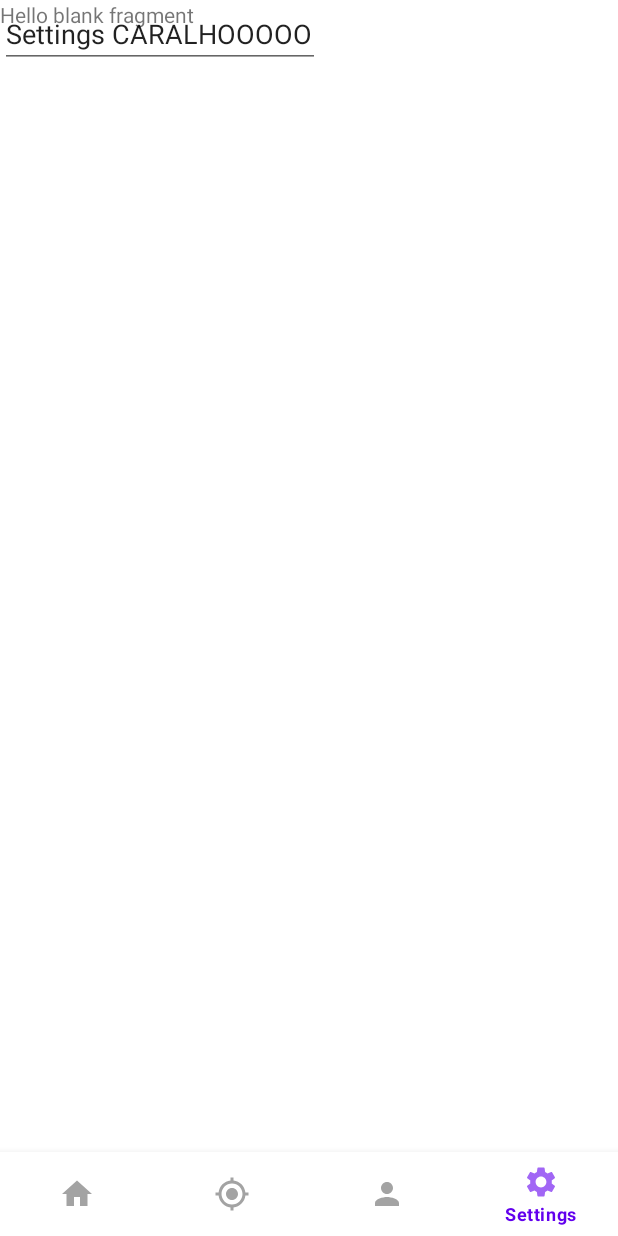
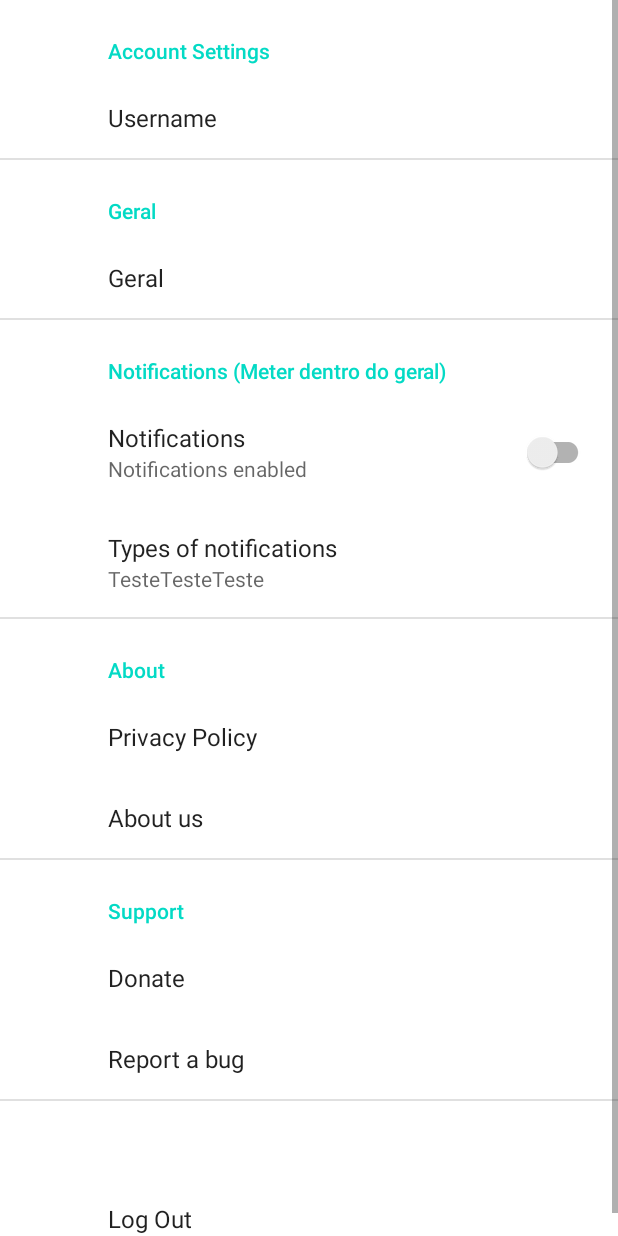
Before and after one commit to PVarela11/APP_Oficina, an Android app: the screen it shows after launch (MainActivity before the commit, PreferencesActivity after it), item 4 of the bottom bar chosen, on a phone screen of 412 x 824 dp. Run offline under Robolectric (Android 15) with nearby library versions, the phone set to English and light mode, and no system bars; our stand-ins replace androidx.preference.

Commit message:
Atividade e fragmentos para as definições da aplicação adicionados

```diff
--- a/app/src/main/AndroidManifest.xml
+++ b/app/src/main/AndroidManifest.xml
@@ -9,6 +9,10 @@
         android:roundIcon="@mipmap/ic_launcher_round"
         android:supportsRtl="true"
         android:theme="@style/Theme.SafeCar">
+        <activity
+            android:name=".PreferencesActivity"
+            android:label="@string/title_activity_settings"
+            android:theme="@style/Theme.SafeCar.NoActionBar" />
         <activity android:name=".MainActivity">
             <intent-filter>
                 <action android:name="android.intent.action.MAIN" />
--- a/app/src/main/java/com/example/safecar/MainActivity.kt
+++ b/app/src/main/java/com/example/safecar/MainActivity.kt
@@ -1,5 +1,6 @@
 package com.example.safecar
 
+import android.content.Intent
 import androidx.appcompat.app.AppCompatActivity
 import android.os.Bundle
 import androidx.fragment.app.FragmentTransaction
@@ -10,7 +11,7 @@ class MainActivity : AppCompatActivity() {
     lateinit var homeFragment: HomeFragment
     lateinit var gpsFragment: GPSFragment
     lateinit var userFragment: UserFragment
-    lateinit var settingsFragment: SettingsFragment
+
 
     override fun onCreate(savedInstanceState: Bundle?) {
         super.onCreate(savedInstanceState)
@@ -53,17 +54,23 @@ class MainActivity : AppCompatActivity() {
                 }
 
                 R.id.settings -> {
+                    goToSettingsActivity()
+                    //settingsFragment = SettingsFragment()
+                    //supportFragmentManager
+                      //      .beginTransaction()
+                       //     .replace(R.id.frame_layout, settingsFragment)
+                        //    .setTransition(FragmentTransaction.TRANSIT_FRAGMENT_OPEN)
+                         //   .commit()
 
-                    settingsFragment = SettingsFragment()
-                    supportFragmentManager
-                            .beginTransaction()
-                            .replace(R.id.frame_layout, settingsFragment)
-                            .setTransition(FragmentTransaction.TRANSIT_FRAGMENT_OPEN)
-                            .commit()
                 }
             }
 
             true
         }
     }
+
+    private fun goToSettingsActivity(){
+        val intent = Intent(this, PreferencesActivity::class.java)
+        startActivity(intent)
+    }
 }
--- /dev/null
+++ b/app/src/main/java/com/example/safecar/PreferencesActivity.kt
@@ -0,0 +1,44 @@
+package com.example.safecar
+
+import androidx.appcompat.app.AppCompatActivity
+import android.os.Bundle
+import androidx.preference.Preference
+import androidx.preference.PreferenceFragmentCompat
+
+class PreferencesActivity : AppCompatActivity(),
+        PreferenceFragmentCompat.OnPreferenceStartFragmentCallback {
+    override fun onCreate(savedInstanceState: Bundle?) {
+        setUpToolbar()
+        super.onCreate(savedInstanceState)
+        setContentView(R.layout.activity_preferences)
+        supportFragmentManager
+                .beginTransaction()
+                .replace(R.id.frame_layout, PreferencesFragment_1())
+                .commit()
+    }
+
+
+
+    override fun onPreferenceStartFragment(caller: PreferenceFragmentCompat, pref: Preference): Boolean {
+        //https://developer.android.com/guide/topics/ui/settings/organize-your-settings#kotlin
+        //Initiate Fragment / Handle transitions / Animations between fragments
+        val args = pref.extras
+        val fragment = supportFragmentManager.fragmentFactory.instantiate(
+                classLoader,
+                pref.fragment)
+        fragment.arguments = args
+        fragment.setTargetFragment(caller, 0)
+        //Replace the existing fragment with the new one
+        supportFragmentManager.beginTransaction()
+                .replace(R.id.frame_layout, fragment)
+                .addToBackStack(null)
+                .commit()
+        return true
+    }
+
+    private fun setUpToolbar() {
+        supportActionBar?.setTitle(R.string.settings)
+        supportActionBar?.setDisplayHomeAsUpEnabled(true)
+        supportActionBar?.setDisplayShowHomeEnabled(true)
+    }
+}
--- /dev/null
+++ b/app/src/main/java/com/example/safecar/PreferencesFragment_1.kt
@@ -0,0 +1,15 @@
+package com.example.safecar
+
+import android.os.Bundle
+import androidx.preference.Preference
+import androidx.preference.PreferenceFragmentCompat
+
+class PreferencesFragment_1 : PreferenceFragmentCompat() {
+
+
+    override fun onCreatePreferences(savedInstanceState: Bundle?, rootKey: String?) {
+        setPreferencesFromResource(R.xml.preferences, rootKey)
+        //val pref = findPreference<"account">()
+    }
+
+}
--- a/app/src/main/java/com/example/safecar/SettingsFragment.kt
+++ /dev/null
@@ -1,59 +0,0 @@
-package com.example.safecar
-
-import android.os.Bundle
-import androidx.fragment.app.Fragment
-import android.view.LayoutInflater
-import android.view.View
-import android.view.ViewGroup
-
-// TODO: Rename parameter arguments, choose names that match
-// the fragment initialization parameters, e.g. ARG_ITEM_NUMBER
-private const val ARG_PARAM1 = "param1"
-private const val ARG_PARAM2 = "param2"
-
-/**
- * A simple [Fragment] subclass.
- * Use the [SettingsFragment.newInstance] factory method to
- * create an instance of this fragment.
- */
-class SettingsFragment : Fragment() {
-    // TODO: Rename and change types of parameters
-    private var param1: String? = null
-    private var param2: String? = null
-
-    override fun onCreate(savedInstanceState: Bundle?) {
-        super.onCreate(savedInstanceState)
-        arguments?.let {
-            param1 = it.getString(ARG_PARAM1)
-            param2 = it.getString(ARG_PARAM2)
-        }
-    }
-
-    override fun onCreateView(
-        inflater: LayoutInflater, container: ViewGroup?,
-        savedInstanceState: Bundle?
-    ): View? {
-        // Inflate the layout for this fragment
-        return inflater.inflate(R.layout.fragment_settings, container, false)
-    }
-
-    companion object {
-        /**
-         * Use this factory method to create a new instance of
-         * this fragment using the provided parameters.
-         *
-         * @param param1 Parameter 1.
-         * @param param2 Parameter 2.
-         * @return A new instance of fragment SettingsFragment.
-         */
-        // TODO: Rename and change types and number of parameters
-        @JvmStatic
-        fun newInstance(param1: String, param2: String) =
-            SettingsFragment().apply {
-                arguments = Bundle().apply {
-                    putString(ARG_PARAM1, param1)
-                    putString(ARG_PARAM2, param2)
-                }
-            }
-    }
-}
--- /dev/null
+++ b/app/src/main/res/layout/activity_preferences.xml
@@ -0,0 +1,18 @@
+<?xml version="1.0" encoding="utf-8"?>
+<androidx.constraintlayout.widget.ConstraintLayout xmlns:android="http://schemas.android.com/apk/res/android"
+    xmlns:app="http://schemas.android.com/apk/res-auto"
+    xmlns:tools="http://schemas.android.com/tools"
+    android:layout_width="match_parent"
+    android:layout_height="match_parent"
+    tools:context=".PreferencesActivity">
+
+    <FrameLayout
+        android:id="@+id/frame_layout"
+        android:layout_width="match_parent"
+        android:layout_height="match_parent"
+        app:layout_constraintBottom_toBottomOf="parent"
+        app:layout_constraintEnd_toEndOf="parent"
+        app:layout_constraintStart_toStartOf="parent"
+        app:layout_constraintTop_toTopOf="parent" />
+
+</androidx.constraintlayout.widget.ConstraintLayout>
--- a/app/src/main/res/layout/fragment_settings.xml
+++ b/app/src/main/res/layout/fragment_preferences_2.xml
@@ -3,7 +3,7 @@
     xmlns:tools="http://schemas.android.com/tools"
     android:layout_width="match_parent"
     android:layout_height="match_parent"
-    tools:context=".SettingsFragment">
+    tools:context=".PreferencesFragment_2">
 
     <!-- TODO: Update blank fragment layout -->
     <TextView
@@ -11,12 +11,4 @@
         android:layout_height="match_parent"
         android:text="@string/hello_blank_fragment" />
 
-    <EditText
-        android:id="@+id/editTextTextPersonName"
-        android:layout_width="wrap_content"
-        android:layout_height="wrap_content"
-        android:ems="10"
-        android:inputType="textPersonName"
-        android:text="@string/settings_caralhooooo" />
-
 </FrameLayout>
--- a/app/src/main/res/values-night/themes.xml
+++ b/app/src/main/res/values-night/themes.xml
@@ -1,6 +1,6 @@
 <resources xmlns:tools="http://schemas.android.com/tools">
     <!-- Base application theme. -->
-    <style name="Theme.SafeCar" parent="Theme.MaterialComponents.DayNight.NoActionBar">
+    <style name="Theme.SafeCar" parent="Theme.MaterialComponents.DayNight.DarkActionBar">
         <!-- Primary brand color. -->
         <item name="colorPrimary">@color/purple_200</item>
         <item name="colorPrimaryVariant">@color/purple_700</item>
--- /dev/null
+++ b/app/src/main/res/values/arrays.xml
@@ -0,0 +1,24 @@
+<?xml version="1.0" encoding="utf-8"?>
+<resources>
+    <string-array name="entries">
+        <item>Normal</item>
+        <item>Suave</item>
+        <item>Forte</item>
+    </string-array>
+
+    <string-array name="values">
+        <item>"1"</item>
+        <item>"2"</item>
+        <item>"3"</item>
+    </string-array>
+    <!-- Reply Preference -->
+    <string-array name="reply_entries">
+        <item>Reply</item>
+        <item>Reply to all</item>
+    </string-array>
+
+    <string-array name="reply_values">
+        <item>reply</item>
+        <item>reply_all</item>
+    </string-array>
+</resources>
--- a/app/src/main/res/values/themes.xml
+++ b/app/src/main/res/values/themes.xml
@@ -1,6 +1,6 @@
 <resources xmlns:tools="http://schemas.android.com/tools">
     <!-- Base application theme. -->
-    <style name="Theme.SafeCar" parent="Theme.MaterialComponents.DayNight.NoActionBar">
+    <style name="Theme.SafeCar" parent="Theme.MaterialComponents.DayNight.DarkActionBar">
         <!-- Primary brand color. -->
         <item name="colorPrimary">@color/purple_500</item>
         <item name="colorPrimaryVariant">@color/purple_700</item>
@@ -13,4 +13,13 @@
         <item name="android:statusBarColor" tools:targetApi="l">?attr/colorPrimaryVariant</item>
         <!-- Customize your theme here. -->
     </style>
+
+    <style name="Theme.SafeCar.NoActionBar">
+        <item name="windowActionBar">false</item>
+        <item name="windowNoTitle">true</item>
+    </style>
+
+    <style name="Theme.SafeCar.AppBarOverlay" parent="ThemeOverlay.AppCompat.Dark.ActionBar" />
+
+    <style name="Theme.SafeCar.PopupOverlay" parent="ThemeOverlay.AppCompat.Light" />
 </resources>
--- /dev/null
+++ b/app/src/main/res/xml/preferences.xml
@@ -0,0 +1,67 @@
+<?xml version="1.0" encoding="utf-8"?>
+<PreferenceScreen xmlns:android="http://schemas.android.com/apk/res/android">
+
+    <PreferenceCategory
+        android:title="Account Settings">
+        <Preference
+            android:fragment="com.example.safecar.PreferencesFragment_2"
+            android:key="account"
+            android:title="Username"/>
+    </PreferenceCategory>
+
+    <PreferenceCategory
+        android:title="Geral">
+        <Preference
+            android:key="geral"
+            android:title="Geral"/>
+    </PreferenceCategory>
+
+    <PreferenceCategory
+        android:title="Notifications (Meter dentro do geral)">
+        <SwitchPreferenceCompat
+            android:key="notifications"
+            android:title="Notifications"
+            android:summary="Notifications enabled"/>
+
+        <MultiSelectListPreference
+            android:key="multi_select_list"
+            android:title="Types of notifications"
+            android:summary="TesteTesteTeste"
+            android:entries="@array/entries"
+            android:entryValues="@array/values"/>
+    </PreferenceCategory>
+
+    <PreferenceCategory
+        android:key="about"
+        android:title="About">
+
+        <Preference
+            android:key="privacy_policy"
+            android:title="Privacy Policy"
+            />
+        <Preference
+            android:key="about_us"
+            android:title="About us"
+            />
+
+    </PreferenceCategory>
+
+    <PreferenceCategory
+        android:title="Support">
+
+        <Preference
+            android:key="donate"
+            android:title="Donate" />
+        <Preference
+            android:key="report_bug"
+            android:title="Report a bug"
+            />
+    </PreferenceCategory>
+
+    <PreferenceCategory
+        android:title=""/>
+        <Preference
+            android:key="logout"
+            android:title="Log Out"
+        />
+</PreferenceScreen>
--- a/build.gradle
+++ b/build.gradle
@@ -6,7 +6,7 @@ buildscript {
         jcenter()
     }
     dependencies {
-        classpath "com.android.tools.build:gradle:4.1.0"
+        classpath 'com.android.tools.build:gradle:4.1.1'
         classpath "org.jetbrains.kotlin:kotlin-gradle-plugin:$kotlin_version"
 
         // NOTE: Do not place your application dependencies here; they belong
```
Also changed, not shown: app/build.gradle (+8 -0 lines), app/src/main/java/com/example/safecar/PreferencesFragment_2.kt (added, +11 -0 lines), app/src/main/res/values/strings.xml (+44 -0 lines), app/src/main/res/xml/root_preferences.xml (added, +65 -0 lines), gradle/wrapper/gradle-wrapper.properties.
